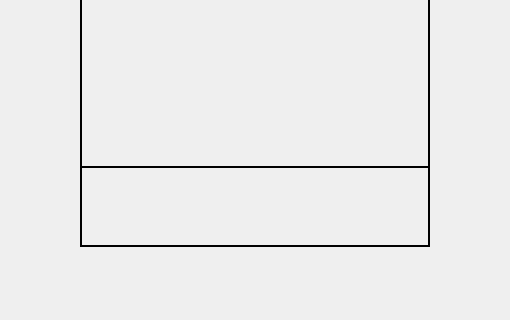
Qt form mainwindow.ui (AlexJobin/CLL-AlexJason) before a commit; both pictures show x 170 to 680 and y 401 to 721 of the 917 by 721 pixel window.
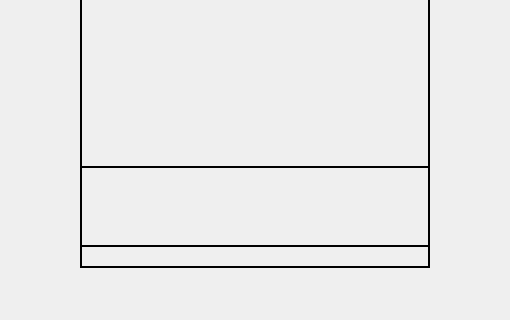
The same form after that commit.

Patch:
```diff
--- a/mainwindow.ui
+++ b/mainwindow.ui
@@ -68,7 +68,7 @@
       <x>250</x>
       <y>550</y>
       <width>350</width>
-      <height>81</height>
+      <height>102</height>
      </rect>
     </property>
     <property name="frameShape">
```
